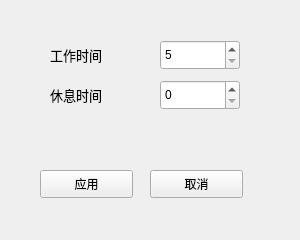
Qt form widget.ui (kongweizhen/RestWall) before a commit.
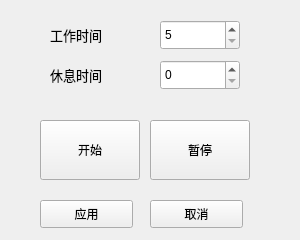
The same form after that commit.

Commit message: 添加窗口跳出

```diff
--- a/widget.ui
+++ b/widget.ui
@@ -17,7 +17,7 @@
    <property name="geometry">
     <rect>
      <x>50</x>
-     <y>40</y>
+     <y>20</y>
      <width>80</width>
      <height>30</height>
     </rect>
@@ -35,7 +35,7 @@
    <property name="geometry">
     <rect>
      <x>50</x>
-     <y>80</y>
+     <y>60</y>
      <width>80</width>
      <height>30</height>
     </rect>
@@ -53,7 +53,7 @@
    <property name="geometry">
     <rect>
      <x>40</x>
-     <y>170</y>
+     <y>200</y>
      <width>93</width>
      <height>28</height>
     </rect>
@@ -66,7 +66,7 @@
    <property name="geometry">
     <rect>
      <x>150</x>
-     <y>170</y>
+     <y>200</y>
      <width>93</width>
      <height>28</height>
     </rect>
@@ -79,7 +79,7 @@
    <property name="geometry">
     <rect>
      <x>160</x>
-     <y>40</y>
+     <y>20</y>
      <width>80</width>
      <height>30</height>
     </rect>
@@ -98,12 +98,38 @@
    <property name="geometry">
     <rect>
      <x>160</x>
-     <y>80</y>
+     <y>60</y>
      <width>80</width>
      <height>30</height>
     </rect>
    </property>
   </widget>
+  <widget class="QPushButton" name="StaBtn">
+   <property name="geometry">
+    <rect>
+     <x>40</x>
+     <y>120</y>
+     <width>100</width>
+     <height>60</height>
+    </rect>
+   </property>
+   <property name="text">
+    <string>开始</string>
+   </property>
+  </widget>
+  <widget class="QPushButton" name="StopBtn">
+   <property name="geometry">
+    <rect>
+     <x>150</x>
+     <y>120</y>
+     <width>100</width>
+     <height>60</height>
+    </rect>
+   </property>
+   <property name="text">
+    <string>暂停</string>
+   </property>
+  </widget>
  </widget>
  <layoutdefault spacing="6" margin="11"/>
  <resources/>
```
The commit also changes 7 other files.
